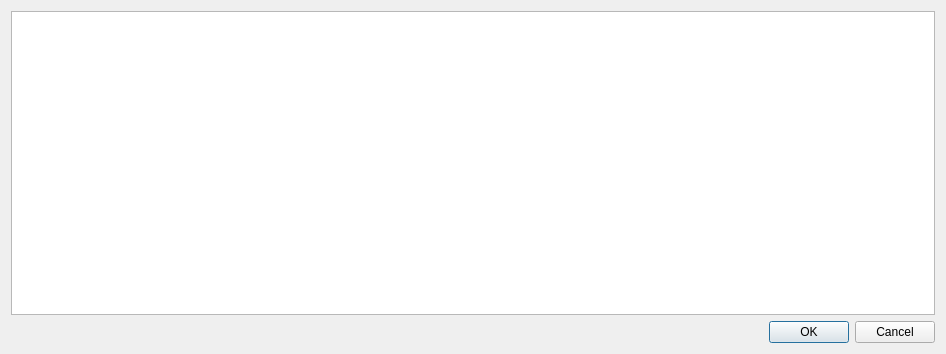
Before: the Qt Designer form forms/dlgstationsinfo.ui in eugene-pa/armdncqt, drawn with Qt 5.
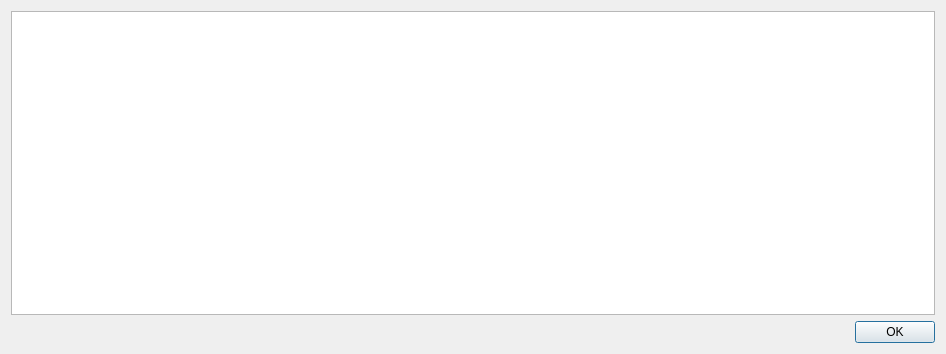
After: the same form once the commit is applied.

What changed in the file:
```diff
--- a/forms/dlgstationsinfo.ui
+++ b/forms/dlgstationsinfo.ui
@@ -23,7 +23,7 @@
       <enum>Qt::Horizontal</enum>
      </property>
      <property name="standardButtons">
-      <set>QDialogButtonBox::Cancel|QDialogButtonBox::Ok</set>
+      <set>QDialogButtonBox::Ok</set>
      </property>
     </widget>
    </item>
```
